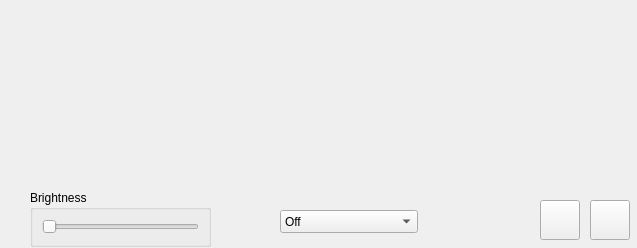
QTechOfficial/OpenPeripherals, file ui/keyboard.ui: the form before one commit.
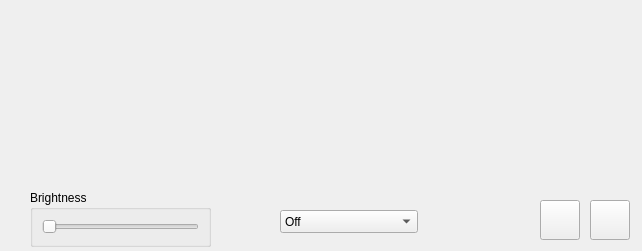
The form after the commit.

Commit message: added dark theme

Patch:
```diff
--- a/ui/keyboard.ui
+++ b/ui/keyboard.ui
@@ -6,8 +6,8 @@
    <rect>
     <x>0</x>
     <y>0</y>
-    <width>637</width>
-    <height>248</height>
+    <width>642</width>
+    <height>251</height>
    </rect>
   </property>
   <property name="windowTitle">
```
The commit also changes 1 other file.
